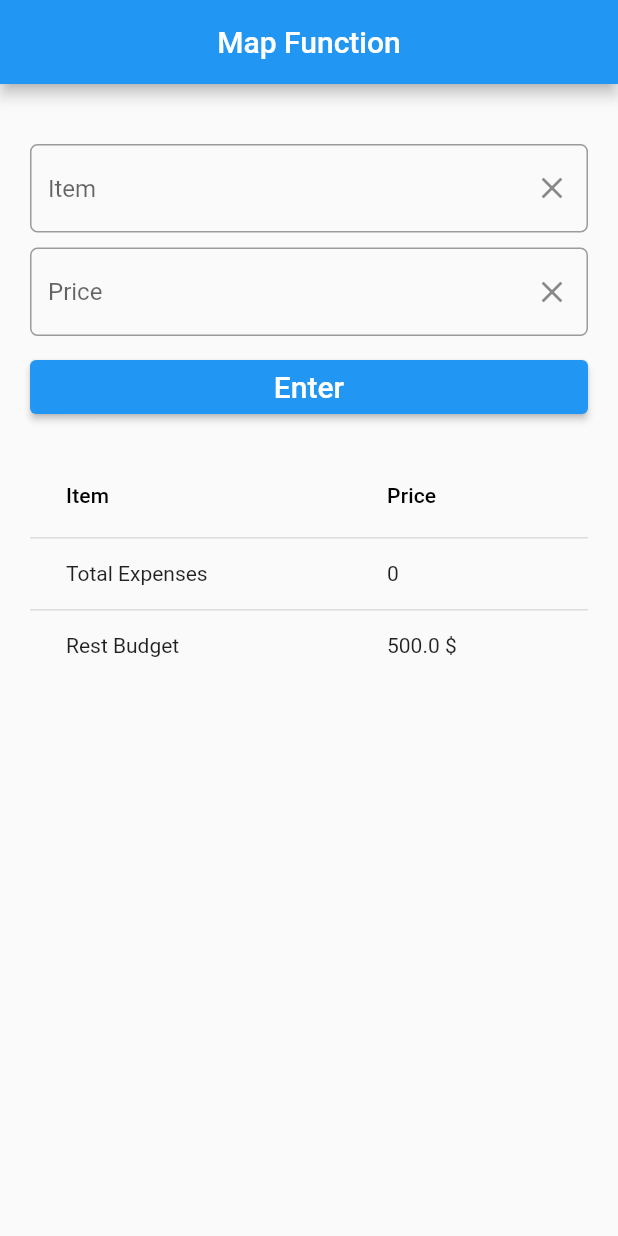
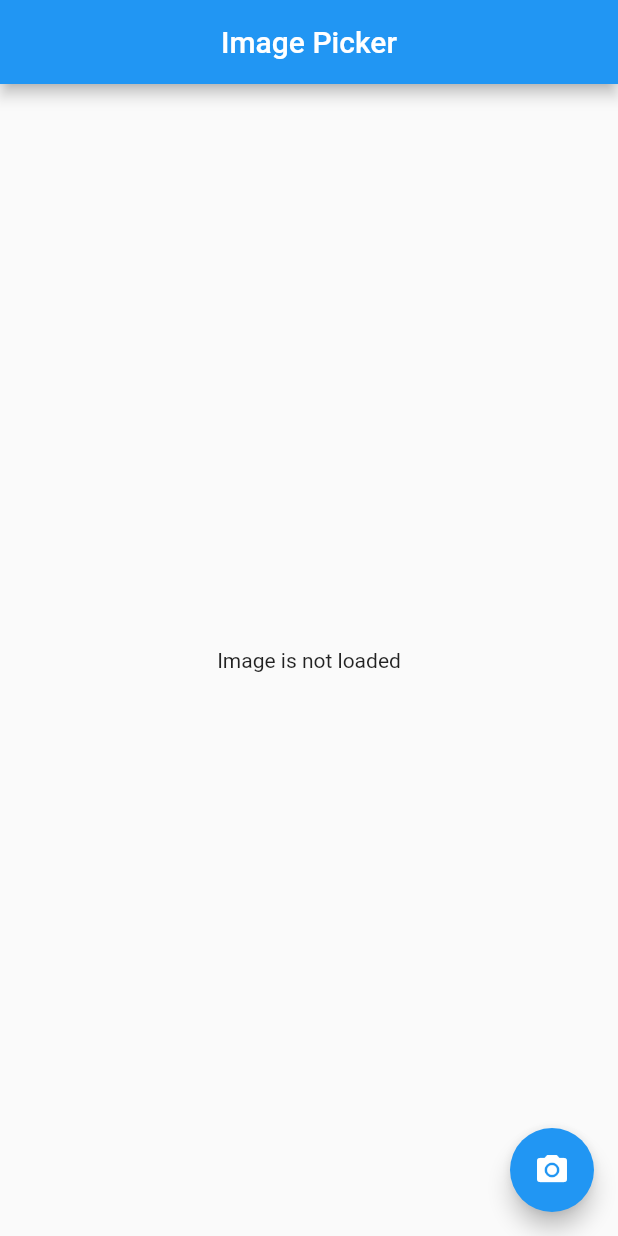
Before and after one commit to Sadid-USN/foreach_and_where, a Flutter app: the screen it shows after launch, on a phone screen of 412 x 824 dp. Run offline on Flutter 3.47's test engine with Material 2 defaults, Android fonts, the phone set to English and light mode, and no system bars; our stand-ins replace hive, hive_flutter, image_picker; accounts and stored records are empty.

Commit message:
added image picker function

```diff
--- a/lib/main.dart
+++ b/lib/main.dart
@@ -1,7 +1,7 @@
 import 'package:flutter/material.dart';
 import 'package:hive_flutter/hive_flutter.dart';
 import 'package:list_filtring/Hive/item.dart';
-import 'package:list_filtring/reduce_method.dart';
+import 'package:list_filtring/widget/image_picker.dart';
 
 void main() async{
  WidgetsFlutterBinding.ensureInitialized();
@@ -24,7 +24,7 @@ class MyApp extends StatelessWidget {
       theme: ThemeData(
         primarySwatch: Colors.blue,
       ),
-      home: const ReduceMethod(),
+      home: const MyImagePicker(),
     );
   }
 }
--- /dev/null
+++ b/lib/widget/image_picker.dart
@@ -0,0 +1,41 @@
+import 'dart:io';
+
+import 'package:flutter/material.dart';
+import 'package:image_picker/image_picker.dart';
+
+class MyImagePicker extends StatefulWidget {
+  const MyImagePicker({Key? key}) : super(key: key);
+
+  @override
+  State<MyImagePicker> createState() => _MyImagePickerState();
+}
+
+class _MyImagePickerState extends State<MyImagePicker> {
+  final imagePicker = ImagePicker();
+  File? imageFile;
+
+  getImage() async {
+    final image = await imagePicker.getImage(source: ImageSource.camera);
+    setState(() {
+      imageFile = File(image!.path);
+    });
+  }
+
+  @override
+  Widget build(BuildContext context) {
+    return Scaffold(
+      appBar: AppBar(
+        title: const Text('Image Picker'),
+        centerTitle: true,
+      ),
+      body: Center(
+          child: imageFile == null
+              ? const Text('Image is not loaded')
+              : Image.file(imageFile!)),
+      floatingActionButton: FloatingActionButton(
+        onPressed: getImage,
+        child: const Icon(Icons.camera_alt),
+      ),
+    );
+  }
+}
--- a/pubspec.yaml
+++ b/pubspec.yaml
@@ -38,6 +38,7 @@ dependencies:
   hive_flutter: ^1.1.0
   hive_generator: ^1.1.2
   build_runner: ^2.1.10
+  image_picker: ^0.7.2+1
 
 dev_dependencies:
   flutter_test:
```
Also changed, not shown: pubspec.lock.
